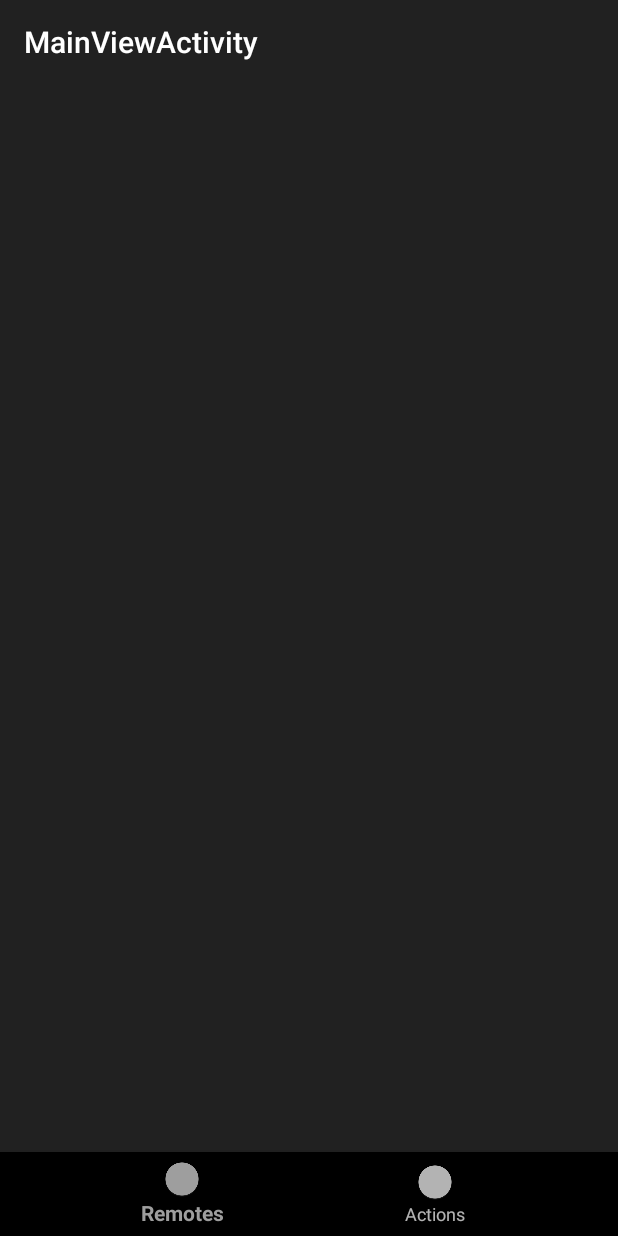
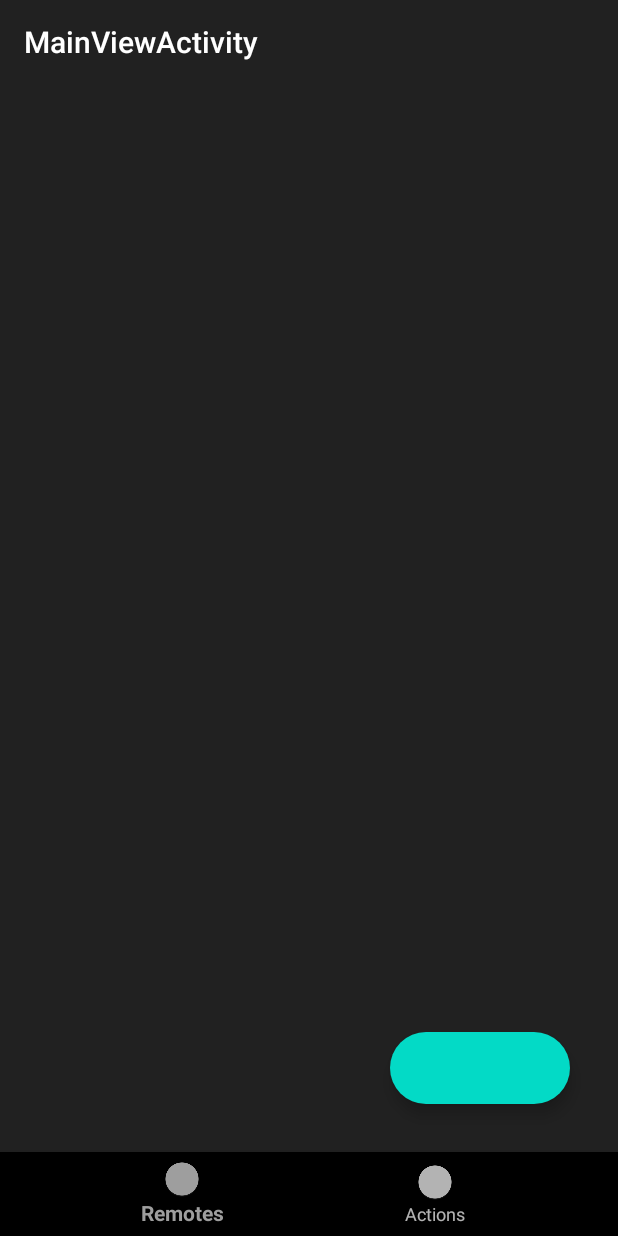
Before and after one commit to MattS8/IRSmartHub, an Android app: the MainViewActivity screen opened directly, with no data from a screen before it, on a phone screen of 412 x 824 dp. Run offline under Robolectric (Android 15) with nearby library versions, the phone set to English and light mode, and no system bars; our stand-ins replace Firebase (no records; nobody signed in at launch, a user with empty details on screens opened directly), data binding; libraries missing offline, so code that uses them is left out: com.mikepenz.materialdrawer; 3 statements that could not run were skipped.

Commit message:
Android - Refactor
Fuck the system

```diff
--- a/android/SmartIRHub/app/build.gradle
+++ b/android/SmartIRHub/app/build.gradle
@@ -35,7 +35,7 @@ dependencies {
     implementation 'androidx.recyclerview:recyclerview:1.0.0'
     implementation 'androidx.annotation:annotation:1.1.0'
     implementation 'androidx.legacy:legacy-support-v4:1.0.0'
-    implementation 'com.google.android.material:material:1.0.0'
+//    implementation 'com.google.android.material:material:1.0.0'
     implementation 'androidx.constraintlayout:constraintlayout:1.1.3'
 
     //Live Data
@@ -64,4 +64,7 @@ dependencies {
 
     // Nav Drawer
     implementation "com.mikepenz:materialdrawer:7.0.0-rc01"
+
+    // Material Components
+    implementation 'com.google.android.material:material:1.1.0-alpha07'
 }
--- a/android/SmartIRHub/app/src/main/java/com/ms8/smartirhub/android/MainViewActivity.kt
+++ b/android/SmartIRHub/app/src/main/java/com/ms8/smartirhub/android/MainViewActivity.kt
@@ -1,11 +1,16 @@
 package com.ms8.smartirhub.android
 
+import android.content.Context
+import android.content.Intent
 import android.os.Bundle
 import android.util.ArrayMap
+import android.util.Log
 import android.view.MenuItem
 import android.view.View
 import androidx.appcompat.app.AppCompatActivity
 import androidx.databinding.DataBindingUtil
+import androidx.databinding.ObservableArrayMap
+import androidx.databinding.ObservableMap
 import androidx.lifecycle.LiveData
 import com.google.firebase.auth.FirebaseAuth
 import com.mikepenz.materialdrawer.AccountHeaderBuilder
@@ -14,6 +19,7 @@ import com.mikepenz.materialdrawer.DrawerBuilder
 import com.mikepenz.materialdrawer.model.ProfileDrawerItem
 import com.mikepenz.materialdrawer.model.interfaces.IDrawerItem
 import com.ms8.smartirhub.android.data.Group
+import com.ms8.smartirhub.android.data.RemoteProfile
 import com.ms8.smartirhub.android.database.LocalData
 import com.ms8.smartirhub.android.databinding.ActivityMainViewBinding
 import kotlinx.android.synthetic.main.activity_main_view.*
@@ -22,6 +28,14 @@ class MainViewActivity : AppCompatActivity() {
     private lateinit var binding : ActivityMainViewBinding
     private lateinit var drawer : Drawer
 
+/* ----------------------------------------------- Database Listeners ----------------------------------------------- */
+    private val remoteProfilesListener: ObservableMap.OnMapChangedCallback<out ObservableMap<String, RemoteProfile>, String, RemoteProfile>? = object :
+        ObservableMap.OnMapChangedCallback<ObservableMap<String, RemoteProfile>, String, RemoteProfile>() {
+        override fun onMapChanged(sender: ObservableMap<String, RemoteProfile>?, key: String?) {
+
+        }
+    }
+/* ---------------------------------------------- Overridden Functions ---------------------------------------------- */
 
     override fun onCreate(savedInstanceState: Bundle?) {
         super.onCreate(savedInstanceState)
@@ -41,7 +55,7 @@ class MainViewActivity : AppCompatActivity() {
             )
             .build()
         // Build base drawer
-        DrawerBuilder()
+        drawer = DrawerBuilder()
             .withActivity(this)
             .withToolbar(binding.toolbar)
             .withAccountHeader(header)
@@ -57,6 +71,18 @@ class MainViewActivity : AppCompatActivity() {
 
 
     }
+
+    override fun onPause() {
+        super.onPause()
+        LocalData.remoteProfiles.removeOnMapChangedCallback(remoteProfilesListener)
+    }
+
+    override fun onResume() {
+        super.onResume()
+        LocalData.remoteProfiles.addOnMapChangedCallback(remoteProfilesListener)
+    }
+
+    /* ---------------------------------------------- Nav Drawer Functions ---------------------------------------------- */
 
     private fun onDrawerItemClicked(view: View?, position: Int, drawerItem: IDrawerItem<*>) {
         TODO("not implemented") //To change body of created functions use File | Settings | File Templates.
--- a/android/SmartIRHub/app/src/main/java/com/ms8/smartirhub/android/database/LocalData.kt
+++ b/android/SmartIRHub/app/src/main/java/com/ms8/smartirhub/android/database/LocalData.kt
@@ -1,13 +1,14 @@
 package com.ms8.smartirhub.android.database
 
+import androidx.databinding.ObservableArrayMap
 import com.ms8.smartirhub.android.data.Group
 import com.ms8.smartirhub.android.data.RemoteProfile
 import com.ms8.smartirhub.android.data.User
 
 object LocalData {
     var user : User? = null
-    val userGroups = HashMap<String, Group>()
-    val remoteProfiles = HashMap<String, RemoteProfile>()
+    val userGroups = ObservableArrayMap<String, Group>()
+    val remoteProfiles = ObservableArrayMap<String, RemoteProfile>()
 
     fun setupUser(user: User, username: String) {
         this.user = user
--- a/android/SmartIRHub/app/src/main/res/layout/activity_main_view.xml
+++ b/android/SmartIRHub/app/src/main/res/layout/activity_main_view.xml
@@ -11,6 +11,8 @@
             android:background="@color/colorPrimaryDark"
     >
 
+<!-- Toolbar -->
+
         <androidx.appcompat.widget.Toolbar
                 android:layout_width="match_parent"
                 android:layout_height="?attr/actionBarSize"
@@ -20,10 +22,35 @@
                 app:layout_constraintTop_toTopOf="parent"
                 app:layout_constraintBottom_toBottomOf="parent"
                 app:layout_constraintVertical_bias="0"
-        >
+        />
 
+<!-- Fragment View -->
 
-        </androidx.appcompat.widget.Toolbar>
+        <com.google.android.material.circularreveal.CircularRevealFrameLayout
+                android:layout_width="match_parent"
+                android:layout_height="0dp"
+                android:id="@+id/frame_layout"
+                app:layout_constraintTop_toBottomOf="@+id/toolbar"
+                app:layout_constraintStart_toStartOf="parent"
+                app:layout_constraintEnd_toEndOf="parent"
+                app:layout_constraintBottom_toTopOf="@+id/nav_view"
+        />
+
+<!-- Floating Page Action Button -->
+        <com.google.android.material.floatingactionbutton.ExtendedFloatingActionButton
+                android:layout_width="wrap_content"
+                android:layout_height="wrap_content"
+                app:layout_constraintTop_toTopOf="parent"
+                app:layout_constraintStart_toStartOf="parent"
+                app:layout_constraintBottom_toTopOf="@id/nav_view"
+                app:layout_constraintVertical_bias="1"
+                app:layout_constraintEnd_toEndOf="parent"
+                app:layout_constraintHorizontal_bias="1"
+                android:layout_margin="32dp"
+                android:id="@+id/fab"
+        />
+
+<!-- Bottom Nav -->
 
         <com.google.android.material.bottomnavigation.BottomNavigationView
                 android:id="@+id/nav_view"
@@ -34,7 +61,10 @@
                 app:layout_constraintBottom_toBottomOf="parent"
                 app:layout_constraintLeft_toLeftOf="parent"
                 app:layout_constraintRight_toRightOf="parent"
-                app:menu="@menu/bottom_nav"/>
+                app:layout_constraintTop_toTopOf="parent"
+                app:layout_constraintVertical_bias="1"
+                app:menu="@menu/bottom_nav"
+        />
 
     </androidx.constraintlayout.widget.ConstraintLayout>
 
```
Also changed, not shown: android/SmartIRHub/app/src/main/java/com/ms8/smartirhub/android/SplashActivity2.kt (+10 -2 lines), android/SmartIRHub/app/src/main/java/com/ms8/smartirhub/android/firebase/FirestoreActions.kt (+20 -33 lines), android/SmartIRHub/app/src/main/java/com/ms8/smartirhub/android/viewmodels/RemoteProfileViewModel.kt (+10 -7 lines).
